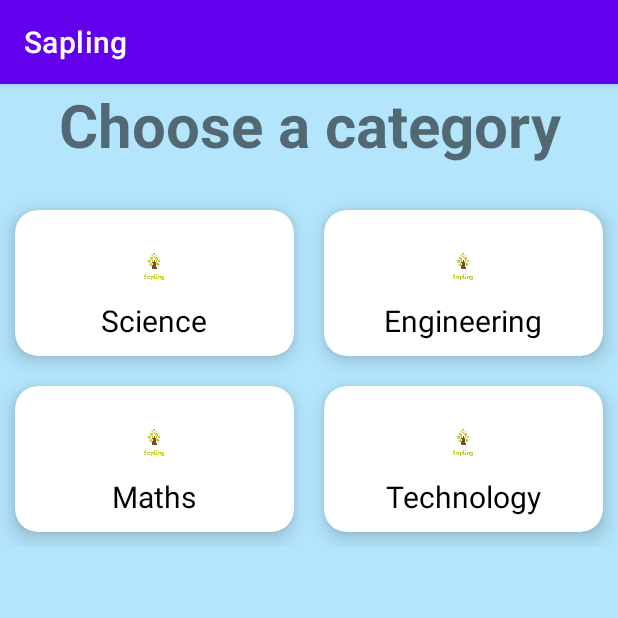
After one commit to eolewis8/Sapling, an Android app: the CategoriesActivity screen opened directly, with no data from a screen before it, on a phone screen of 412 x 824 dp, the top half of it. The commit adds this screen. Run offline under Robolectric (Android 15) with nearby library versions, the phone set to English and light mode, and no system bars.

Commit message:
Add activity for categories.
- This activity is a card view with multiple categories.
- TODO: Fetch these categories from DB.

```diff
--- a/app/build.gradle
+++ b/app/build.gradle
@@ -30,7 +30,6 @@ android {
 }
 
 dependencies {
-
     implementation 'androidx.appcompat:appcompat:1.2.0'
     implementation 'com.google.android.material:material:1.3.0'
     implementation 'androidx.constraintlayout:constraintlayout:2.0.4'
@@ -39,4 +38,7 @@ dependencies {
     androidTestImplementation 'androidx.test.espresso:espresso-core:3.3.0'
     implementation platform('com.google.firebase:firebase-bom:26.5.0')
     implementation 'com.google.firebase:firebase-auth'
+    implementation 'com.google.android.material:material:1.2.1'
+    implementation "androidx.recyclerview:recyclerview:1.1.0"
+    implementation "androidx.recyclerview:recyclerview-selection:1.1.0"
 }
--- a/app/src/main/AndroidManifest.xml
+++ b/app/src/main/AndroidManifest.xml
@@ -9,7 +9,8 @@
         android:roundIcon="@drawable/sapling_logo"
         android:supportsRtl="true"
         android:theme="@style/Theme.Sapling">
-        <activity android:name=".QuestionsActivity"></activity>
+        <activity android:name=".AddQuestionsActivity"></activity>
+        <activity android:name=".CategoriesActivity" />
         <activity android:name=".SignUpActivity" />
         <activity android:name=".SignInActivity" />
         <activity android:name=".MainActivity">
--- a/app/src/main/java/com/example/sapling/QuestionsActivity.java
+++ b/app/src/main/java/com/example/sapling/AddQuestionsActivity.java
@@ -4,11 +4,11 @@ import androidx.appcompat.app.AppCompatActivity;
 
 import android.os.Bundle;
 
-public class QuestionsActivity extends AppCompatActivity {
+public class AddQuestionsActivity extends AppCompatActivity {
 
     @Override
     protected void onCreate(Bundle savedInstanceState) {
         super.onCreate(savedInstanceState);
-        setContentView(R.layout.activity_questions);
+        setContentView(R.layout.activity_add_questions);
     }
 }
--- /dev/null
+++ b/app/src/main/java/com/example/sapling/CategoriesActivity.java
@@ -0,0 +1,87 @@
+package com.example.sapling;
+
+import androidx.annotation.NonNull;
+import androidx.appcompat.app.AppCompatActivity;
+import androidx.recyclerview.widget.DefaultItemAnimator;
+import androidx.recyclerview.widget.GridLayoutManager;
+import androidx.recyclerview.widget.RecyclerView;
+
+import android.app.Activity;
+import android.os.Bundle;
+import android.util.Log;
+import android.view.LayoutInflater;
+import android.view.View;
+import android.view.ViewGroup;
+import android.widget.ImageView;
+import android.widget.TextView;
+
+import java.util.ArrayList;
+import java.util.Arrays;
+import java.util.List;
+
+public class CategoriesActivity extends AppCompatActivity {
+
+    private List<String> categories = new ArrayList<String>(
+            Arrays.asList("Science", "Engineering", "Maths", "Technology"));
+
+    private List<Integer> images = new ArrayList<>(Arrays.asList(R.drawable.sapling_logo,
+            R.drawable.sapling_logo, R.drawable.sapling_logo, R.drawable.sapling_logo));
+
+    private RecyclerView recyclerView;
+
+    @Override
+    protected void onCreate(Bundle savedInstanceState) {
+        super.onCreate(savedInstanceState);
+        setContentView(R.layout.activity_categories);
+        recyclerView = (RecyclerView) findViewById(R.id.recyclerView);
+        recyclerView.setLayoutManager(new GridLayoutManager(this, 2));
+        recyclerView.setItemAnimator(new DefaultItemAnimator());
+        CustomAdapter adapter = new CustomAdapter(this, categories, images);
+        recyclerView.setAdapter(adapter);
+    }
+}
+
+class CustomAdapter extends RecyclerView.Adapter<CustomAdapter.viewHolder> {
+
+    private static final String DEBUG_TAG = "Adapter";
+
+    public static class viewHolder extends RecyclerView.ViewHolder {
+        ImageView image;
+        TextView name;
+
+        public viewHolder(View itemView) {
+            super(itemView);
+            this.image = (ImageView) itemView.findViewById(R.id.category_image);
+            this.name = (TextView) itemView.findViewById(R.id.category_name);
+        }
+    }
+
+    private Activity context;
+    private List<String> categories;
+    private List<Integer> images;
+
+    public CustomAdapter(Activity context, List<String> categories, List<Integer> images) {
+        this.context = context;
+        this.categories = categories;
+        this.images = images;
+        Log.i(DEBUG_TAG, "Categories : " + categories.toString());
+    }
+
+    @NonNull
+    @Override
+    public viewHolder onCreateViewHolder(@NonNull ViewGroup parent, int viewType) {
+        View view = LayoutInflater.from(context).inflate(R.layout.card_items, parent, false);
+        return new viewHolder(view);
+    }
+
+    @Override
+    public void onBindViewHolder(@NonNull CustomAdapter.viewHolder holder, int position) {
+        holder.image.setImageResource(images.get(position));
+        holder.name.setText(categories.get(position));
+    }
+
+    @Override
+    public int getItemCount() {
+        return categories.size();
+    }
+}
--- a/app/src/main/java/com/example/sapling/SignInActivity.java
+++ b/app/src/main/java/com/example/sapling/SignInActivity.java
@@ -46,7 +46,7 @@ public class SignInActivity extends AppCompatActivity {
                     } else {
                         Toast.makeText(getApplicationContext(),
                                 "Login successful", Toast.LENGTH_SHORT).show();
-                        startActivity(new Intent(getApplicationContext(), QuestionsActivity.class));
+                        startActivity(new Intent(getApplicationContext(), CategoriesActivity.class));
                     }
                 });
     }
--- a/app/src/main/java/com/example/sapling/SignUpActivity.java
+++ b/app/src/main/java/com/example/sapling/SignUpActivity.java
@@ -51,7 +51,7 @@ public class SignUpActivity extends AppCompatActivity {
                         Toast.makeText(getApplicationContext(), "User registered successfully!",
                                 Toast.LENGTH_SHORT).show();
                         startActivity(new Intent(getApplicationContext(),
-                                QuestionsActivity.class));
+                                CategoriesActivity.class));
                     }
                 });
     }
--- a/app/src/main/res/layout/activity_questions.xml
+++ b/app/src/main/res/layout/activity_add_questions.xml
@@ -4,6 +4,6 @@
     xmlns:tools="http://schemas.android.com/tools"
     android:layout_width="match_parent"
     android:layout_height="match_parent"
-    tools:context=".QuestionsActivity">
+    tools:context=".AddQuestionsActivity">
 
 </androidx.constraintlayout.widget.ConstraintLayout>
--- /dev/null
+++ b/app/src/main/res/layout/activity_categories.xml
@@ -0,0 +1,24 @@
+<?xml version="1.0" encoding="utf-8"?>
+<LinearLayout xmlns:android="http://schemas.android.com/apk/res/android"
+    xmlns:app="http://schemas.android.com/apk/res-auto"
+    xmlns:tools="http://schemas.android.com/tools"
+    android:layout_width="match_parent"
+    android:layout_height="match_parent"
+    android:background="#B3E5FC"
+    android:orientation="vertical"
+    tools:context=".QuestionsActivity">
+
+    <TextView
+        android:layout_width="match_parent"
+        android:layout_height="wrap_content"
+        android:text="Choose a category"
+        android:gravity="center"
+        android:textStyle="bold"
+        android:layout_marginBottom="20dp"
+        android:textSize="40sp" />
+
+    <androidx.recyclerview.widget.RecyclerView
+        android:id="@+id/recyclerView"
+        android:layout_width="match_parent"
+        android:layout_height="wrap_content" />
+</LinearLayout>
--- /dev/null
+++ b/app/src/main/res/layout/card_items.xml
@@ -0,0 +1,35 @@
+<?xml version="1.0" encoding="utf-8"?>
+
+<androidx.cardview.widget.CardView xmlns:card_view="http://schemas.android.com/apk/res-auto"
+    xmlns:android="http://schemas.android.com/apk/res/android"
+    android:layout_width="match_parent"
+    android:layout_height="wrap_content"
+    android:layout_margin="10dp"
+    card_view:cardCornerRadius="15dp"
+    card_view:cardElevation="8dp"
+    card_view:cardBackgroundColor="@android:color/white">
+        <LinearLayout
+            android:layout_width="match_parent"
+            android:layout_height="wrap_content"
+            android:layout_margin="10dp"
+            android:orientation="vertical">
+
+            <ImageView
+                android:id="@+id/category_image"
+                android:layout_width="40dp"
+                android:layout_height="40dp"
+                android:layout_marginTop="10dp"
+                android:layout_gravity="center"
+                android:scaleType="fitXY"/>
+
+            <TextView
+                android:id="@+id/category_name"
+                android:layout_width="wrap_content"
+                android:layout_height="wrap_content"
+                android:layout_gravity="center"
+                android:textColor="@android:color/black"
+                android:textSize="20sp"/>
+
+        </LinearLayout>
+
+    </androidx.cardview.widget.CardView>
```
